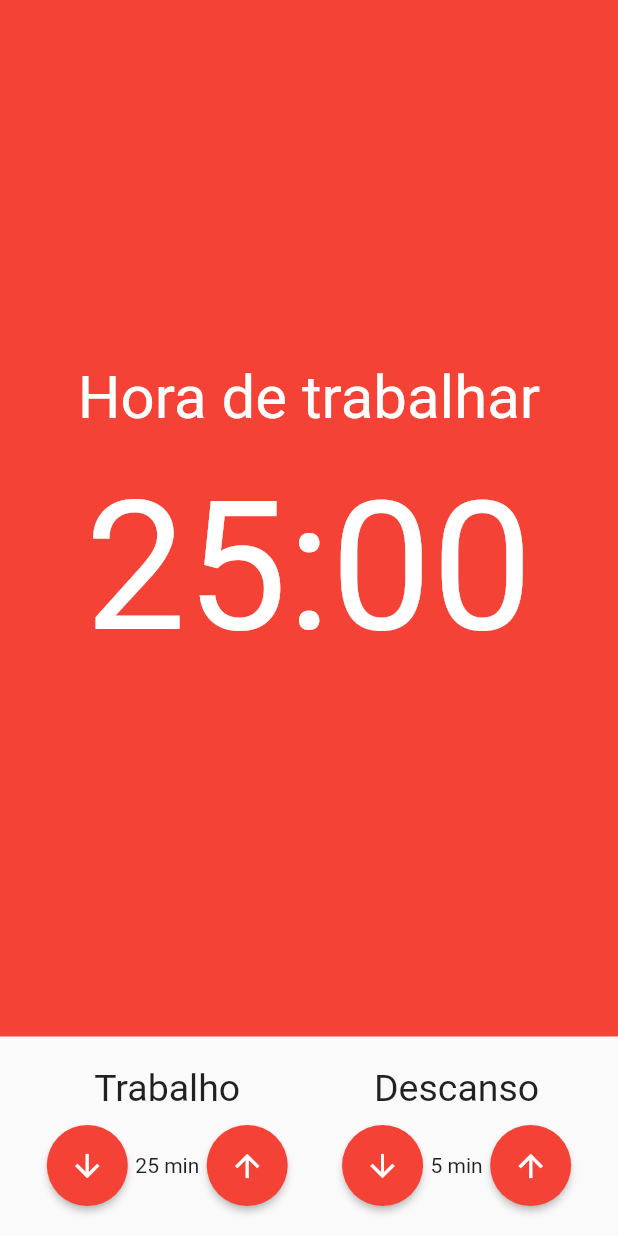
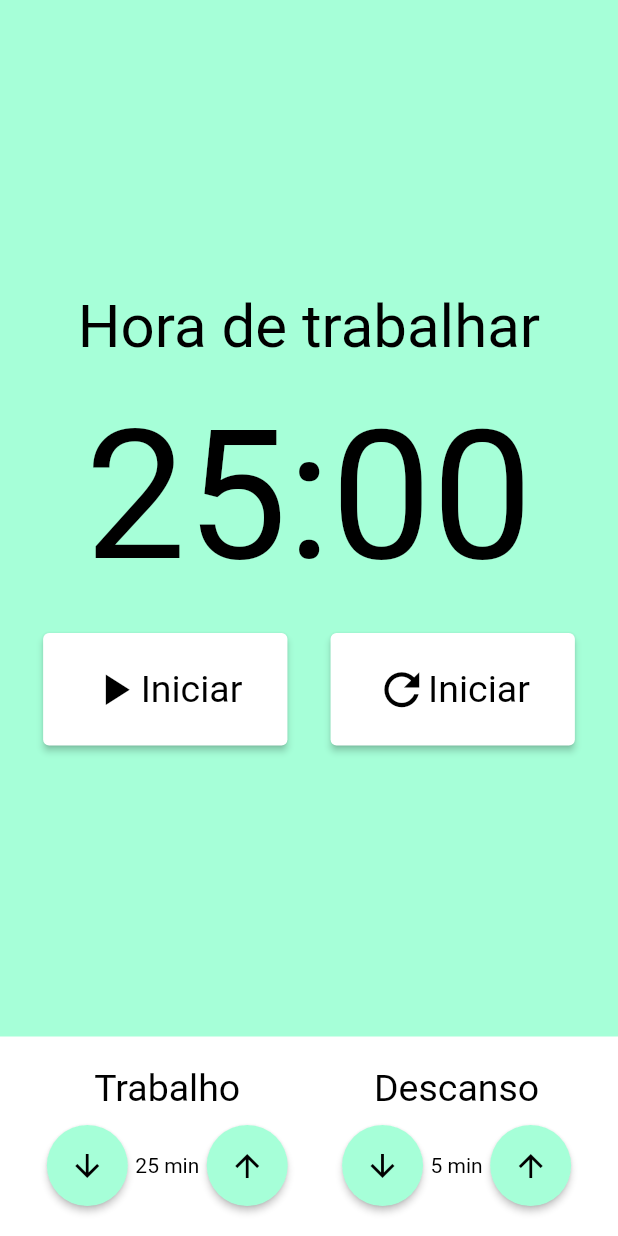
Before and after one commit to vitorhermeto2001/cod3r_pomodoro, a Flutter app: the screen it shows after launch, on a phone screen of 412 x 824 dp. Run offline on Flutter 3.47's test engine with Material 2 defaults, Android fonts, the light colour scheme and no system bars.

Commit message:
Estilizando as cores e adicionando um modo noturno

```diff
--- /dev/null
+++ b/lib/components/botao_cronometro.dart
@@ -0,0 +1,43 @@
+import 'package:flutter/material.dart';
+
+class BotaoCronometro extends StatelessWidget {
+  final String texto;
+  final IconData icon;
+
+  const BotaoCronometro({
+    Key? key,
+    required this.texto,
+    required this.icon,
+  }) : super(key: key);
+
+  @override
+  Widget build(BuildContext context) {
+    final theme = Theme.of(context);
+    return ElevatedButton(
+      style: ElevatedButton.styleFrom(
+        primary: theme.backgroundColor,
+        padding: EdgeInsets.symmetric(
+          vertical: 20,
+          horizontal: 30,
+        ),
+        textStyle: TextStyle(
+          fontSize: 25,
+        ),
+      ),
+      onPressed: () {},
+      child: Row(
+        children: [
+          Icon(
+            icon,
+            size: 35,
+            color: theme.primaryColor,
+          ),
+          Text(
+            texto,
+            style: TextStyle(color: theme.primaryColor),
+          ),
+        ],
+      ),
+    );
+  }
+}
--- /dev/null
+++ b/lib/components/botao_entrada_tempo.dart
@@ -0,0 +1,26 @@
+import 'package:flutter/material.dart';
+
+class BotaoEntradaTempo extends StatelessWidget {
+  final IconData icon;
+
+  const BotaoEntradaTempo({
+    Key? key,
+    required this.icon,
+  }) : super(key: key);
+
+  @override
+  Widget build(BuildContext context) {
+    return ElevatedButton(
+      onPressed: () {},
+      child: Icon(
+        icon,
+        color: Theme.of(context).primaryColor,
+      ),
+      style: ElevatedButton.styleFrom(
+        shape: CircleBorder(),
+        padding: EdgeInsets.all(15),
+        primary: Theme.of(context).primaryColorLight,
+      ),
+    );
+  }
+}
--- a/lib/components/cronometro.dart
+++ b/lib/components/cronometro.dart
@@ -1,3 +1,4 @@
+import 'package:cod3r_cronometro/components/botao_cronometro.dart';
 import 'package:flutter/material.dart';
 
 class Cronometro extends StatelessWidget {
@@ -5,8 +6,9 @@ class Cronometro extends StatelessWidget {
 
   @override
   Widget build(BuildContext context) {
+    final theme = Theme.of(context);
     return Container(
-      color: Colors.red,
+      color: theme.primaryColorLight,
       child: Column(
         mainAxisAlignment: MainAxisAlignment.center,
         crossAxisAlignment: CrossAxisAlignment.center,
@@ -16,7 +18,7 @@ class Cronometro extends StatelessWidget {
             textAlign: TextAlign.center,
             style: TextStyle(
               fontSize: 40,
-              color: Colors.white,
+              color: theme.primaryColor,
             ),
           ),
           SizedBox(
@@ -25,9 +27,29 @@ class Cronometro extends StatelessWidget {
           Text(
             '25:00',
             style: TextStyle(
-              color: Colors.white,
+              color: theme.primaryColor,
               fontSize: 120,
             ),
+          ),
+          SizedBox(
+            height: 20,
+          ),
+          Row(
+            mainAxisAlignment: MainAxisAlignment.spaceEvenly,
+            children: [
+              BotaoCronometro(
+                texto: 'Iniciar',
+                icon: Icons.play_arrow,
+              ),
+              // BotaoCronometro(
+              //   texto: 'Iniciar',
+              //   icon: Icons.stop,
+              // ),
+              BotaoCronometro(
+                texto: 'Iniciar',
+                icon: Icons.refresh,
+              )
+            ],
           )
         ],
       ),
--- a/lib/components/entrada_tempo.dart
+++ b/lib/components/entrada_tempo.dart
@@ -1,3 +1,4 @@
+import 'package:cod3r_cronometro/components/botao_entrada_tempo.dart';
 import 'package:flutter/material.dart';
 
 class EntradaTempo extends StatelessWidget {
@@ -12,42 +13,24 @@ class EntradaTempo extends StatelessWidget {
 
   @override
   Widget build(BuildContext context) {
+    final primaryColor = Theme.of(context).primaryColor;
     return Column(
       crossAxisAlignment: CrossAxisAlignment.center,
       children: [
         Text(
           this.titulo,
-          style: TextStyle(fontSize: 25),
+          style: TextStyle(fontSize: 25, color: primaryColor),
         ),
         SizedBox(height: 10),
         Row(
           mainAxisAlignment: MainAxisAlignment.center,
           children: [
-            ElevatedButton(
-              onPressed: () {},
-              child: Icon(
-                Icons.arrow_downward,
-                color: Colors.white,
-              ),
-              style: ElevatedButton.styleFrom(
-                shape: CircleBorder(),
-                padding: EdgeInsets.all(15),
-                primary: Colors.red,
-              ),
+            BotaoEntradaTempo(icon: Icons.arrow_downward),
+            Text(
+              '${this.valor} min',
+              style: TextStyle(color: primaryColor),
             ),
-            Text('${this.valor} min'),
-            ElevatedButton(
-              onPressed: () {},
-              child: Icon(
-                Icons.arrow_upward,
-                color: Colors.white,
-              ),
-              style: ElevatedButton.styleFrom(
-                shape: CircleBorder(),
-                padding: EdgeInsets.all(15),
-                primary: Colors.red,
-              ),
-            ),
+            BotaoEntradaTempo(icon: Icons.arrow_upward),
           ],
         ),
       ],
--- a/lib/main.dart
+++ b/lib/main.dart
@@ -12,7 +12,16 @@ class MyApp extends StatelessWidget {
     return MaterialApp(
       title: 'Flutter Demo',
       theme: ThemeData(
-        primarySwatch: Colors.blue,
+        primaryColor: Colors.black,
+        backgroundColor: Colors.white,
+        primaryColorDark: Color(0xffA8A1D6),
+        primaryColorLight: Color(0xffA6FFD8),
+      ),
+      darkTheme: ThemeData(
+        primaryColor: Colors.white,
+        backgroundColor: Colors.grey[900],
+        primaryColorDark: Color(0x704237A6),
+        primaryColorLight: Color(0x703EB3A9),
       ),
       debugShowCheckedModeBanner: false,
       home: Pomodoro(),
--- a/lib/pages/pomodoro.dart
+++ b/lib/pages/pomodoro.dart
@@ -8,6 +8,7 @@ class Pomodoro extends StatelessWidget {
   @override
   Widget build(BuildContext context) {
     return Scaffold(
+      backgroundColor: Theme.of(context).backgroundColor,
       body: SafeArea(
         child: Column(
           crossAxisAlignment: CrossAxisAlignment.stretch,
```
